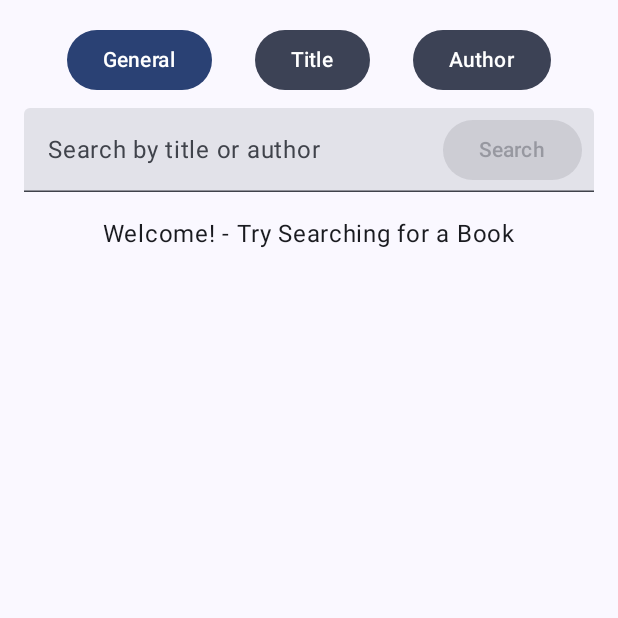
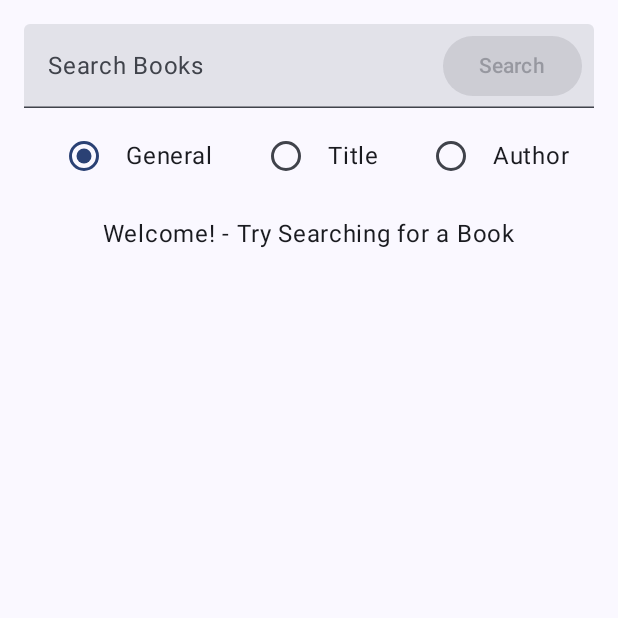
Before and after one commit to MitchellPescud/COMP2008-Assignment-2, an Android app built with Jetpack Compose: the screen it shows after launch (MainActivity), on a phone screen of 412 x 824 dp, the top half of it. Run offline under Robolectric (Android 15) with nearby library versions, the phone set to English and light mode, and no system bars; pictures from the network do not load.

Commit message:
Radio Buttons Added

```diff
--- a/app/src/main/java/com/example/comp2008assignment2/MainActivity.kt
+++ b/app/src/main/java/com/example/comp2008assignment2/MainActivity.kt
@@ -31,6 +31,7 @@ import androidx.navigation.compose.composable
 import androidx.navigation.compose.rememberNavController
 import coil.compose.rememberAsyncImagePainter
 import com.example.comp2008assignment2.ui.theme.COMP2008Assignment2Theme
+import java.util.Locale
 
 class MainActivity : ComponentActivity() {
     override fun onCreate(savedInstanceState: Bundle?) {
@@ -77,44 +78,11 @@ fun BookSearchScreen(
             .fillMaxSize()
             .padding(16.dp)
     ) {
-        // Search Type Buttons
-        Row(
-            modifier = Modifier.fillMaxWidth(),
-            horizontalArrangement = Arrangement.SpaceEvenly
-        ) {
-            Button(
-                onClick = { searchType = SearchType.GENERAL },
-                colors = ButtonDefaults.buttonColors(
-                    containerColor = if (searchType == SearchType.GENERAL) MaterialTheme.colorScheme.primary else MaterialTheme.colorScheme.secondary
-                )
-            ) {
-                Text("General")
-            }
-            Button(
-                onClick = { searchType = SearchType.TITLE },
-                colors = ButtonDefaults.buttonColors(
-                    containerColor = if (searchType == SearchType.TITLE) MaterialTheme.colorScheme.primary else MaterialTheme.colorScheme.secondary
-                )
-            ) {
-                Text("Title")
-            }
-            Button(
-                onClick = { searchType = SearchType.AUTHOR },
-                colors = ButtonDefaults.buttonColors(
-                    containerColor = if (searchType == SearchType.AUTHOR) MaterialTheme.colorScheme.primary else MaterialTheme.colorScheme.secondary
-                )
-            ) {
-                Text("Author")
-            }
-        }
-
-        Spacer(modifier = Modifier.height(8.dp))
-
         // Search Bar
         TextField(
             value = searchQuery,
             onValueChange = { searchQuery = it },
-            label = { Text("Search by title or author") },
+            label = { Text("Search Books") },
             modifier = Modifier.fillMaxWidth(),
             keyboardOptions = KeyboardOptions(keyboardType = KeyboardType.Text),
             singleLine = true,
@@ -128,6 +96,33 @@ fun BookSearchScreen(
                 }
             }
         )
+
+        Spacer(modifier = Modifier.height(8.dp))
+
+        // Search Type Radio Buttons
+        Row(
+            modifier = Modifier.fillMaxWidth(),
+            horizontalArrangement = Arrangement.SpaceEvenly,
+            verticalAlignment = Alignment.CenterVertically
+        ) {
+            listOf(SearchType.GENERAL, SearchType.TITLE, SearchType.AUTHOR).forEach { type ->
+                Row(
+                    Modifier
+                        .clickable { searchType = type }
+                        .padding(horizontal = 8.dp),
+                    verticalAlignment = Alignment.CenterVertically
+                ) {
+                    RadioButton(
+                        selected = (searchType == type),
+                        onClick = { searchType = type }
+                    )
+                    Text(
+                        text = type.name.lowercase().replaceFirstChar { if (it.isLowerCase()) it.titlecase(Locale.getDefault()) else it.toString() },
+                        modifier = Modifier.padding(start = 4.dp)
+                    )
+                }
+            }
+        }
 
         Spacer(modifier = Modifier.height(16.dp))
 
```
